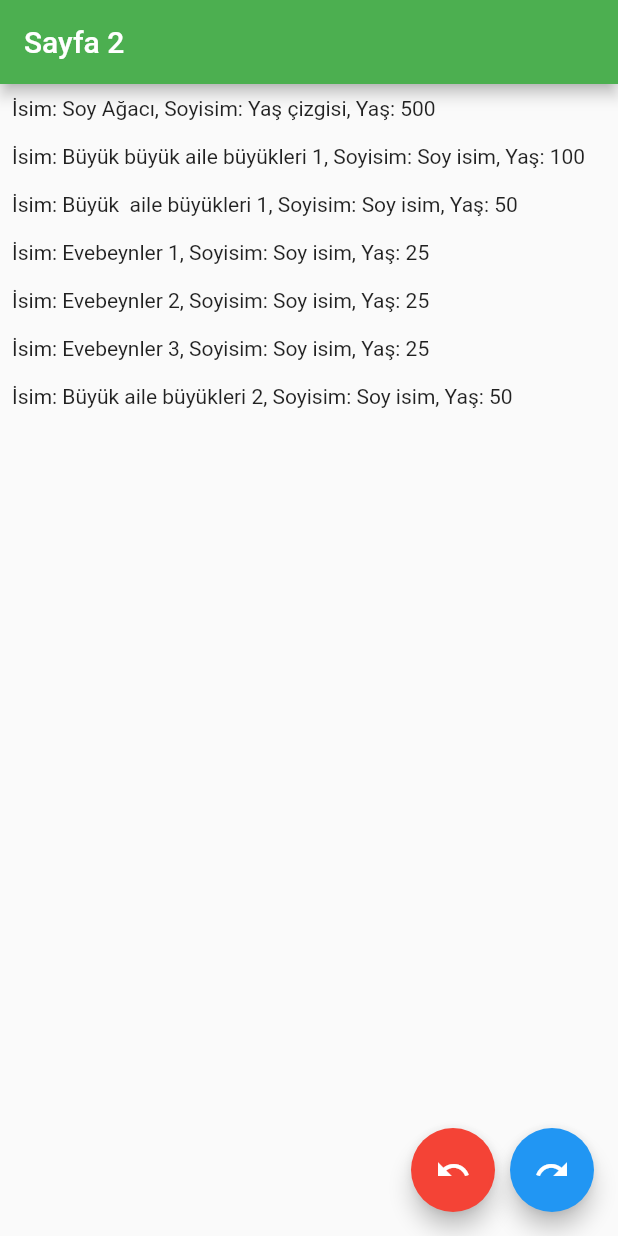
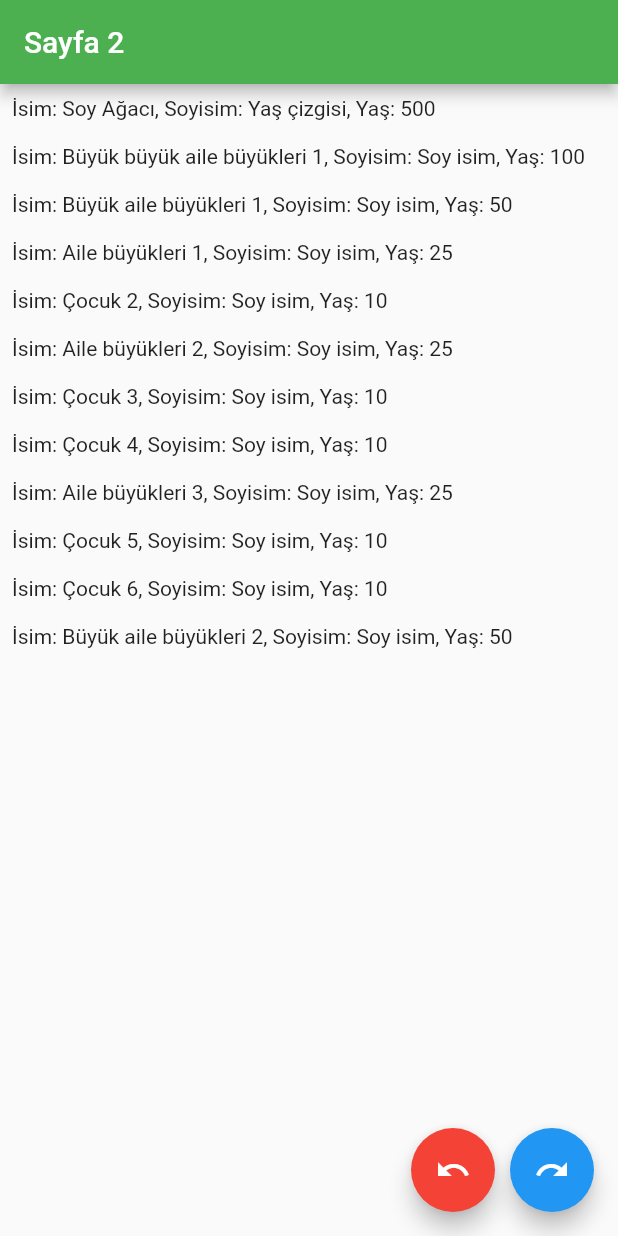
Before and after one commit to hberkayozdemir/how_to_use_freezed, a Flutter app: the screen it shows after launch, after a tap on the "redo" icon, on a phone screen of 412 x 824 dp. Run offline on Flutter 3.47's test engine with Material 2 defaults, Android fonts, the phone set to English and light mode, and no system bars; our stand-ins replace freezed_annotation.

```diff
--- a/lib/data_initialization/load_data.dart
+++ b/lib/data_initialization/load_data.dart
@@ -1,34 +1,31 @@
 import 'package:how_to_use_freezed/nested_class.dart';
 
-var familyHierarchy = NestedClass(
+var familyHierarchy = const NestedClass(
     name: 'Soy Ağacı', surname: 'Yaş çizgisi', age: 500, children: []);
-var greatGrandParents = NestedClass(
+var greatGrandParents = const NestedClass(
     name: 'Büyük büyük aile büyükleri 1',
     surname: 'Soy isim',
     age: 100,
     children: []);
-var grandParents1 = NestedClass(
-    name: 'Büyük  aile büyükleri 1',
-    surname: 'Soy isim',
-    age: 50,
-    children: []);
-var grandParents2 = NestedClass(
+var grandParents1 = const NestedClass(
+    name: 'Büyük aile büyükleri 1', surname: 'Soy isim', age: 50, children: []);
+var grandParents2 = const NestedClass(
     name: 'Büyük aile büyükleri 2', surname: 'Soy isim', age: 50, children: []);
-var parents1 = NestedClass(
-    name: 'Evebeynler 1', surname: 'Soy isim', age: 25, children: []);
-var parents2 = NestedClass(
-    name: 'Evebeynler 2', surname: 'Soy isim', age: 25, children: []);
-var parents3 = NestedClass(
-    name: 'Evebeynler 3', surname: 'Soy isim', age: 25, children: []);
-var children1 =
-    NestedClass(name: 'Çocuk 1', surname: 'Soy isim', age: 10, children: []);
-var children2 =
-    NestedClass(name: 'Çocuk 2', surname: 'Soy isim', age: 10, children: []);
-var children3 =
-    NestedClass(name: 'Çocuk 3', surname: 'Soy isim', age: 10, children: []);
-var children4 =
-    NestedClass(name: 'Çocuk 4', surname: 'Soy isim', age: 10, children: []);
-var children5 =
-    NestedClass(name: 'Çocuk 5', surname: 'Soy isim', age: 10, children: []);
-var children6 =
-    NestedClass(name: 'Çocuk 6', surname: 'Soy isim', age: 10, children: []);
+var parents1 = const NestedClass(
+    name: 'Aile büyükleri 1', surname: 'Soy isim', age: 25, children: []);
+var parents2 = const NestedClass(
+    name: 'Aile büyükleri 2', surname: 'Soy isim', age: 25, children: []);
+var parents3 = const NestedClass(
+    name: 'Aile büyükleri 3', surname: 'Soy isim', age: 25, children: []);
+var children1 = const NestedClass(
+    name: 'Çocuk 1', surname: 'Soy isim', age: 10, children: []);
+var children2 = const NestedClass(
+    name: 'Çocuk 2', surname: 'Soy isim', age: 10, children: []);
+var children3 = const NestedClass(
+    name: 'Çocuk 3', surname: 'Soy isim', age: 10, children: []);
+var children4 = const NestedClass(
+    name: 'Çocuk 4', surname: 'Soy isim', age: 10, children: []);
+var children5 = const NestedClass(
+    name: 'Çocuk 5', surname: 'Soy isim', age: 10, children: []);
+var children6 = const NestedClass(
+    name: 'Çocuk 6', surname: 'Soy isim', age: 10, children: []);
--- a/lib/data_initialization/load_family_tree.dart
+++ b/lib/data_initialization/load_family_tree.dart
@@ -2,23 +2,37 @@ import 'package:how_to_use_freezed/data_initialization/load_data.dart';
 import 'package:how_to_use_freezed/nested_class.dart';
 
 NestedClass loadFamilyTree() {
-  familyHierarchy.addChild(greatGrandParents);
+  var newParents1 = parents1.copyWith(children: [
+    children1,
+    children2,
+  ]);
 
-  greatGrandParents.addChild(grandParents1);
-  greatGrandParents.addChild(grandParents2);
+  var newParents2 = parents2.copyWith(children: [
+    children3,
+    children4,
+  ]);
 
-  grandParents1.addChild(parents1);
-  grandParents1.addChild(parents2);
-  grandParents1.addChild(parents3);
+  var newParents3 = parents3.copyWith(children: [
+    children5,
+    children6,
+  ]);
 
-  parents1.addChild(children1);
-  parents1.addChild(children2);
+  var newGrandParents1 = grandParents1.copyWith(children: [
+    newParents1,
+    newParents2,
+    newParents3,
+  ]);
 
-  parents2.addChild(children3);
-  parents2.addChild(children4);
+  var newGrandParents2 = grandParents2.copyWith(children: []);
 
-  parents3.addChild(children5);
-  parents3.addChild(children6);
+  var newGreatGrandParents = greatGrandParents.copyWith(children: [
+    newGrandParents1,
+    newGrandParents2,
+  ]);
 
-  return familyHierarchy;
+  var newFamilyTree = familyHierarchy.copyWith(children: [
+    newGreatGrandParents,
+  ]);
+
+  return newFamilyTree;
 }
--- a/lib/data_initialization/load_undo_list.dart
+++ b/lib/data_initialization/load_undo_list.dart
@@ -1,8 +1,8 @@
 import 'package:flutter/material.dart';
+import 'package:how_to_use_freezed/data_initialization/load_data.dart';
+import 'package:how_to_use_freezed/data_initialization/load_family_tree.dart';
 import 'package:how_to_use_freezed/delete.dart';
 import 'package:how_to_use_freezed/helper_functions/get_names.dart';
-import 'package:how_to_use_freezed/data_initialization/load_data.dart';
-import 'package:how_to_use_freezed/data_initialization/load_family_tree.dart';
 import 'package:how_to_use_freezed/nested_class.dart';
 
 List<List<Widget>> loadUndoList() {
--- a/lib/delete.dart
+++ b/lib/delete.dart
@@ -4,21 +4,22 @@ NestedClass delete({
   required NestedClass object,
   required NestedClass hierarchy,
 }) {
-  // 1. copy the hierarchy.
-  final copiedHierarchy = hierarchy;
-  {
-    if (object == copiedHierarchy) {
-      return NestedClass.initial();
-    }
-    // 2. modifies.
-    if (copiedHierarchy.children.contains(object)) {
-      copiedHierarchy.children.remove(object);
-    } else {
-      for (NestedClass child in copiedHierarchy.children) {
-        delete(object: object, hierarchy: child);
-      }
-    }
-    // 3. returns copied and modified hierarchy
-    return copiedHierarchy.copyWith(children: [...copiedHierarchy.children]);
+  // 1. Conditionally copy the hierarchy.
+  NestedClass? copiedHierarchy =
+      hierarchy.children.contains(object) ? hierarchy : null;
+  // 2. Conditionally modifies the children of the hierarchy.
+  if (copiedHierarchy != null) {
+    return hierarchy.copyWith(children: [
+      for (var child in hierarchy.children)
+        if (child != object) child,
+    ]);
   }
+  // 3. returns copied and modified hierarchy.
+  return hierarchy.copyWith(
+    children: [
+      for (var child in hierarchy.children)
+        // Recursively call delete on the children of the hierarchy.
+        delete(object: object, hierarchy: child),
+    ],
+  );
 }
--- a/lib/main.dart
+++ b/lib/main.dart
@@ -1,3 +1,4 @@
+// https://www.youtube.com/watch?v=v5bfidqOY10
 import 'package:flutter/material.dart';
 import 'package:how_to_use_freezed/pages/my_home_page.dart';
 
--- a/lib/pages/my_home_page.dart
+++ b/lib/pages/my_home_page.dart
@@ -15,8 +15,8 @@ class _MyHomeAppState extends State<MyHomeApp> {
   Widget build(BuildContext context) {
     return Scaffold(
       appBar: AppBar(
+        backgroundColor: Colors.green,
         title: Text('Sayfa ${page + 1}'),
-        backgroundColor: Colors.green,
       ),
       body: ListView.builder(
         itemCount: namesList[page].length,
--- a/pubspec.yaml
+++ b/pubspec.yaml
@@ -36,6 +36,10 @@ dependencies:
   # The following adds the Cupertino Icons font to your application.
   # Use with the CupertinoIcons class for iOS style icons.
   cupertino_icons: ^1.0.2
+  freezed: ^2.1.1
+  freezed_annotation: ^2.1.0
+  build_runner: ^2.2.1
+
 
 dev_dependencies:
   flutter_test:
@@ -47,6 +51,7 @@ dev_dependencies:
   # package. See that file for information about deactivating specific lint
   # rules and activating additional ones.
   flutter_lints: ^2.0.0
+
 
 # For information on the generic Dart part of this file, see the
 # following page: https://dart.dev/tools/pub/pubspec
```
Also changed, not shown: lib/nested_class.dart (+14 -27 lines), lib/nested_class.freezed.dart (added), pubspec.lock.
